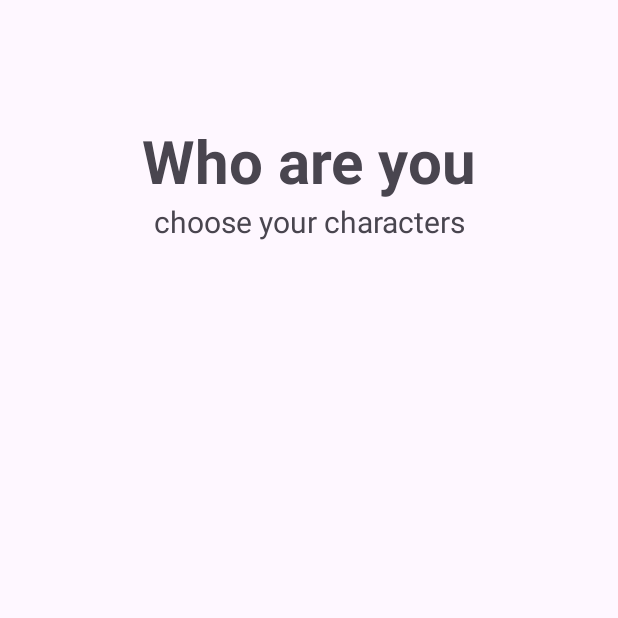
After one commit to dearrx2/CS361_Project_G.11, an Android app: the Character screen opened directly, with no data from a screen before it, on a phone screen of 412 x 824 dp, the top half of it. The commit adds this screen. Run offline under Robolectric (Android 15) with nearby library versions, the phone set to English and light mode, and no system bars.

Commit message:
Update .gitignore

```diff
--- a/app/build.gradle
+++ b/app/build.gradle
@@ -36,4 +36,5 @@ dependencies {
     testImplementation 'junit:junit:4.13.2'
     androidTestImplementation 'androidx.test.ext:junit:1.1.5'
     androidTestImplementation 'androidx.test.espresso:espresso-core:3.5.1'
+    implementation 'com.github.denzcoskun:ImageSlideshow:0.1.0'
 }
--- a/app/src/main/AndroidManifest.xml
+++ b/app/src/main/AndroidManifest.xml
@@ -13,6 +13,9 @@
         android:theme="@style/Theme.CS361_Project_G11"
         tools:targetApi="31">
         <activity
+            android:name=".Character"
+            android:exported="false" />
+        <activity
             android:name=".MainActivity"
             android:exported="true">
             <intent-filter>
--- /dev/null
+++ b/app/src/main/java/com/example/cs361_project_g11/Character.java
@@ -0,0 +1,14 @@
+package com.example.cs361_project_g11;
+
+import androidx.appcompat.app.AppCompatActivity;
+
+import android.os.Bundle;
+
+public class Character extends AppCompatActivity {
+
+    @Override
+    protected void onCreate(Bundle savedInstanceState) {
+        super.onCreate(savedInstanceState);
+        setContentView(R.layout.activity_character);
+    }
+}
--- /dev/null
+++ b/app/src/main/res/layout/activity_character.xml
@@ -0,0 +1,34 @@
+<?xml version="1.0" encoding="utf-8"?>
+<LinearLayout xmlns:android="http://schemas.android.com/apk/res/android"
+    xmlns:app="http://schemas.android.com/apk/res-auto"
+    xmlns:tools="http://schemas.android.com/tools"
+    android:layout_width="match_parent"
+    android:layout_height="match_parent"
+    android:layout_margin="30dp"
+    android:orientation="vertical"
+    tools:context=".Character">
+
+
+    <TextView
+        android:id="@+id/character_text1"
+        android:layout_width="match_parent"
+        android:layout_height="wrap_content"
+        android:layout_marginTop="50dp"
+        android:gravity="center_horizontal"
+        android:text="@string/character_text1"
+        android:textSize="40dp"
+        android:textStyle="bold" />
+
+    <TextView
+        android:id="@+id/character_text"
+        android:layout_width="match_parent"
+        android:layout_height="wrap_content"
+
+        android:layout_weight="1"
+        android:gravity="center_horizontal"
+        android:text="@string/character_text2"
+        android:textSize="20dp"
+        />
+
+
+</LinearLayout>
--- a/app/src/main/res/values/strings.xml
+++ b/app/src/main/res/values/strings.xml
@@ -1,3 +1,5 @@
 <resources>
     <string name="app_name">CS361_Project_G.11</string>
+    <string name="character_text1">Who are you</string>
+    <string name="character_text2">choose your characters</string>
 </resources>
--- a/settings.gradle
+++ b/settings.gradle
@@ -10,6 +10,7 @@ dependencyResolutionManagement {
     repositories {
         google()
         mavenCentral()
+        maven { url 'https://jitpack.io'}
     }
 }
 rootProject.name = "CS361_Project_G.11"
```
Also changed, not shown: app/src/main/res/drawable/mike_flynn.jpg (added).
